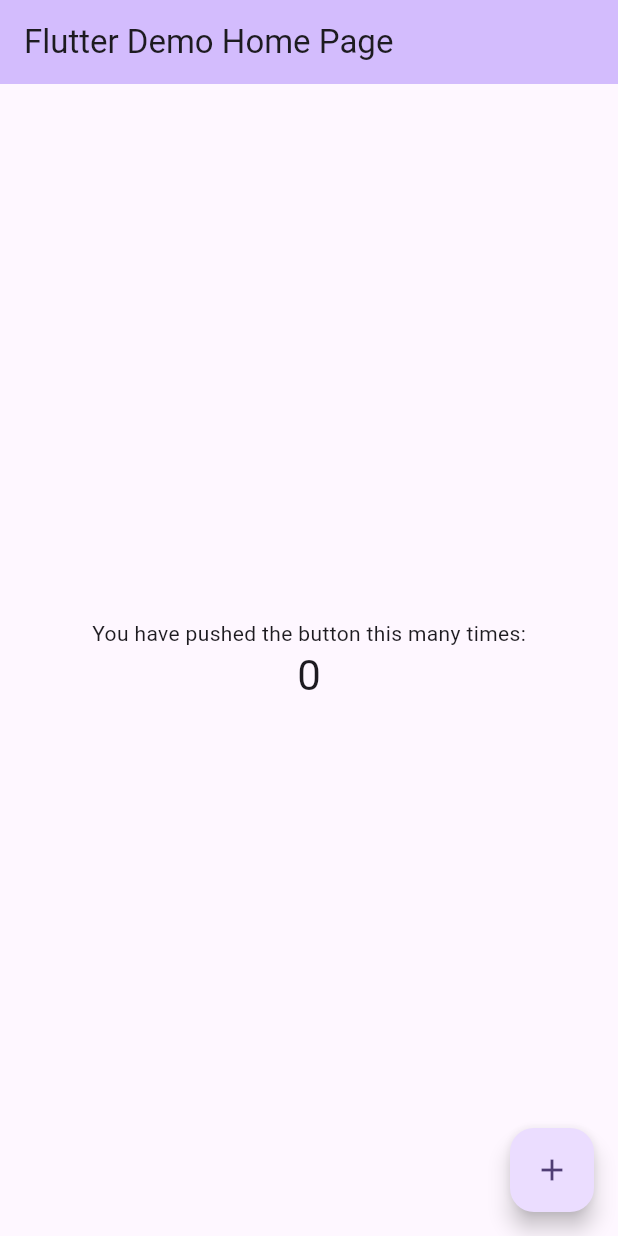
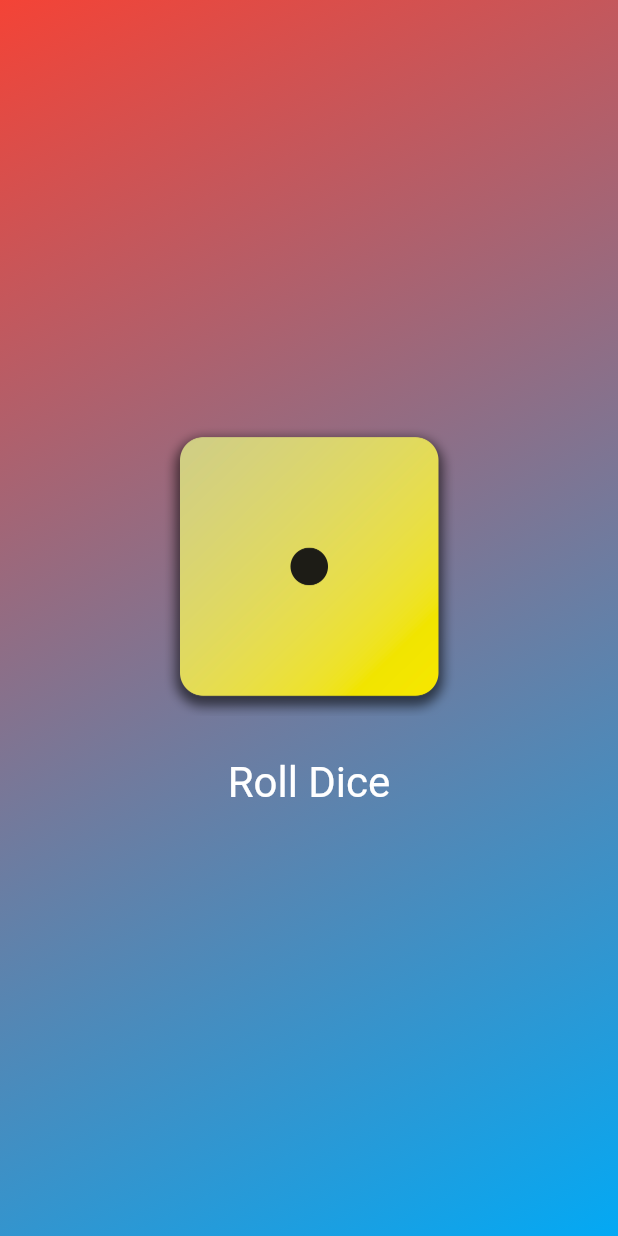
Before and after one commit to RoyalBosS-Ayush/Flutter-Roll-Dice-App, a Flutter app: the screen it shows after launch, on a phone screen of 412 x 824 dp. Run offline on Flutter 3.47's test engine with Material 2 defaults, Android fonts, the phone set to English and light mode, and no system bars.

Commit message:
roll dice app

```diff
--- /dev/null
+++ b/lib/dice_roller.dart
@@ -0,0 +1,53 @@
+import 'package:flutter/material.dart';
+import 'dart:math';
+
+const alignTopLeft = Alignment.topLeft;
+const alignBottomRight = Alignment.bottomRight;
+
+final randomizer = Random();
+
+class DiceRoller extends StatefulWidget {
+  const DiceRoller({super.key});
+
+  @override
+  State<DiceRoller> createState() {
+    return _DiceRollerState();
+  }
+}
+
+class _DiceRollerState extends State<DiceRoller> {
+  var currentDiceRoll = 1;
+
+  void rollDice() {
+    setState(() {
+      currentDiceRoll = randomizer.nextInt(6) + 1;
+    });
+  }
+
+  @override
+  Widget build(context) {
+    return Column(
+      mainAxisSize: MainAxisSize.min,
+      children: [
+        Image.asset(
+          'assets/images/dice-$currentDiceRoll.png',
+          width: 200,
+        ),
+        const SizedBox(
+          height: 20,
+        ),
+        TextButton(
+          onPressed: rollDice,
+          style: TextButton.styleFrom(
+              foregroundColor: Colors.white,
+              textStyle: const TextStyle(
+                fontSize: 28,
+              )),
+          child: const Text(
+            "Roll Dice",
+          ),
+        )
+      ],
+    );
+  }
+}
--- /dev/null
+++ b/lib/gradient_container.dart
@@ -0,0 +1,28 @@
+import 'package:flutter/material.dart';
+import 'package:roll_dice/dice_roller.dart';
+
+const alignTopLeft = Alignment.topLeft;
+const alignBottomRight = Alignment.bottomRight;
+
+class GradientContainer extends StatelessWidget {
+  const GradientContainer(this.colors, {super.key});
+  final List<Color> colors;
+
+  void rollDice() {}
+
+  @override
+  Widget build(context) {
+    return Container(
+      decoration: BoxDecoration(
+        gradient: LinearGradient(
+          colors: colors,
+          begin: alignTopLeft,
+          end: alignBottomRight,
+        ),
+      ),
+      child: const Center(
+        child: DiceRoller(),
+      ),
+    );
+  }
+}
--- a/lib/main.dart
+++ b/lib/main.dart
@@ -1,125 +1,12 @@
 import 'package:flutter/material.dart';
+import 'package:roll_dice/gradient_container.dart';
 
 void main() {
-  runApp(const MyApp());
+  runApp(
+    const MaterialApp(
+      home: Scaffold(
+        body: GradientContainer([Colors.red, Colors.lightBlue]),
+      ),
+    ),
+  );
 }
-
-class MyApp extends StatelessWidget {
-  const MyApp({super.key});
-
-  // This widget is the root of your application.
-  @override
-  Widget build(BuildContext context) {
-    return MaterialApp(
-      title: 'Flutter Demo',
-      theme: ThemeData(
-        // This is the theme of your application.
-        //
-        // TRY THIS: Try running your application with "flutter run". You'll see
-        // the application has a blue toolbar. Then, without quitting the app,
-        // try changing the seedColor in the colorScheme below to Colors.green
-        // and then invoke "hot reload" (save your changes or press the "hot
-        // reload" button in a Flutter-supported IDE, or press "r" if you used
-        // the command line to start the app).
-        //
-        // Notice that the counter didn't reset back to zero; the application
-        // state is not lost during the reload. To reset the state, use hot
-        // restart instead.
-        //
-        // This works for code too, not just values: Most code changes can be
-        // tested with just a hot reload.
-        colorScheme: ColorScheme.fromSeed(seedColor: Colors.deepPurple),
-        useMaterial3: true,
-      ),
-      home: const MyHomePage(title: 'Flutter Demo Home Page'),
-    );
-  }
-}
-
-class MyHomePage extends StatefulWidget {
-  const MyHomePage({super.key, required this.title});
-
-  // This widget is the home page of your application. It is stateful, meaning
-  // that it has a State object (defined below) that contains fields that affect
-  // how it looks.
-
-  // This class is the configuration for the state. It holds the values (in this
-  // case the title) provided by the parent (in this case the App widget) and
-  // used by the build method of the State. Fields in a Widget subclass are
-  // always marked "final".
-
-  final String title;
-
-  @override
-  State<MyHomePage> createState() => _MyHomePageState();
-}
-
-class _MyHomePageState extends State<MyHomePage> {
-  int _counter = 0;
-
-  void _incrementCounter() {
-    setState(() {
-      // This call to setState tells the Flutter framework that something has
-      // changed in this State, which causes it to rerun the build method below
-      // so that the display can reflect the updated values. If we changed
-      // _counter without calling setState(), then the build method would not be
-      // called again, and so nothing would appear to happen.
-      _counter++;
-    });
-  }
-
-  @override
-  Widget build(BuildContext context) {
-    // This method is rerun every time setState is called, for instance as done
-    // by the _incrementCounter method above.
-    //
-    // The Flutter framework has been optimized to make rerunning build methods
-    // fast, so that you can just rebuild anything that needs updating rather
-    // than having to individually change instances of widgets.
-    return Scaffold(
-      appBar: AppBar(
-        // TRY THIS: Try changing the color here to a specific color (to
-        // Colors.amber, perhaps?) and trigger a hot reload to see the AppBar
-        // change color while the other colors stay the same.
-        backgroundColor: Theme.of(context).colorScheme.inversePrimary,
-        // Here we take the value from the MyHomePage object that was created by
-        // the App.build method, and use it to set our appbar title.
-        title: Text(widget.title),
-      ),
-      body: Center(
-        // Center is a layout widget. It takes a single child and positions it
-        // in the middle of the parent.
-        child: Column(
-          // Column is also a layout widget. It takes a list of children and
-          // arranges them vertically. By default, it sizes itself to fit its
-          // children horizontally, and tries to be as tall as its parent.
-          //
-          // Column has various properties to control how it sizes itself and
-          // how it positions its children. Here we use mainAxisAlignment to
-          // center the children vertically; the main axis here is the vertical
-          // axis because Columns are vertical (the cross axis would be
-          // horizontal).
-          //
-          // TRY THIS: Invoke "debug painting" (choose the "Toggle Debug Paint"
-          // action in the IDE, or press "p" in the console), to see the
-          // wireframe for each widget.
-          mainAxisAlignment: MainAxisAlignment.center,
-          children: <Widget>[
-            const Text(
-              'You have pushed the button this many times:',
-            ),
-            Text(
-              '$_counter',
-              style: Theme.of(context).textTheme.headlineMedium,
-            ),
-          ],
-        ),
-      ),
-      floatingActionButton: FloatingActionButton(
-        onPressed: _incrementCounter,
-        tooltip: 'Increment',
-        child: const Icon(Icons.add),
-      ), // This trailing comma makes auto-formatting nicer for build methods.
-    );
-  }
-}
--- /dev/null
+++ b/lib/styled_text.dart
@@ -0,0 +1,18 @@
+import 'package:flutter/material.dart';
+
+class StyledText extends StatelessWidget {
+  const StyledText(this.text, {super.key});
+
+  final String text;
+
+  @override
+  Widget build(context) {
+    return Text(
+      text,
+      style: const TextStyle(
+        color: Colors.white,
+        fontSize: 28,
+      ),
+    );
+  }
+}
```
Also changed, not shown: pubspec.yaml (+7 -3 lines), assets/images/dice-1.png (added), assets/images/dice-2.png (added), assets/images/dice-3.png (added), assets/images/dice-4.png (added), assets/images/dice-5.png (added), assets/images/dice-6.png (added), 1 other file.
